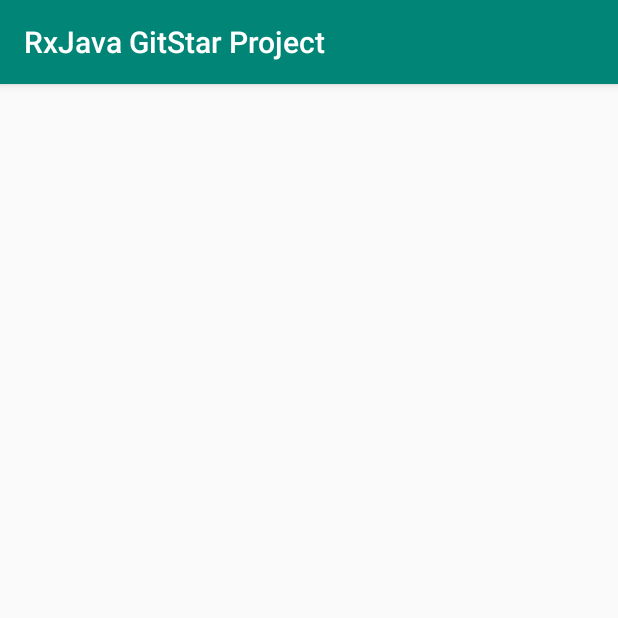
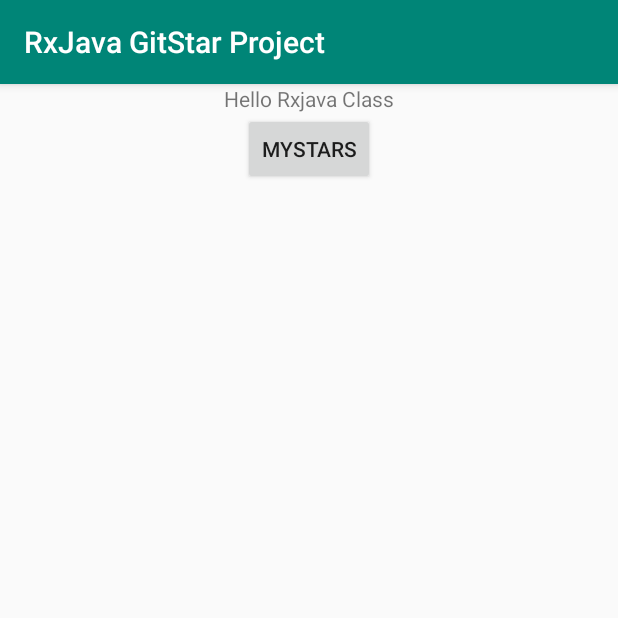
Before and after one commit to cthoughtz/GitStarProject, an Android app: the screen it shows after launch (MainActivity), on a phone screen of 412 x 824 dp, the top half of it. Run offline under Robolectric (Android 15) with nearby library versions, the phone set to English and light mode, and no system bars.

```diff
--- a/app/src/main/AndroidManifest.xml
+++ b/app/src/main/AndroidManifest.xml
@@ -9,7 +9,8 @@
         android:roundIcon="@mipmap/ic_launcher_round"
         android:supportsRtl="true"
         android:theme="@style/AppTheme">
-        <activity android:name=".MainActivity">
+        <activity android:name=".view.MyStarsRepos"></activity>
+        <activity android:name=".view.MainActivity">
             <intent-filter>
                 <action android:name="android.intent.action.MAIN" />
 
--- /dev/null
+++ b/app/src/main/java/com/example/rxjavagitstarproject/model/Repo.kt
@@ -0,0 +1,3 @@
+package com.example.rxjavagitstarproject.model
+
+data class Repo(val name: String, val description: String, val language: String)
--- /dev/null
+++ b/app/src/main/java/com/example/rxjavagitstarproject/view/MainActivity.kt
@@ -0,0 +1,25 @@
+package com.example.rxjavagitstarproject.view
+
+import android.content.Intent
+import androidx.appcompat.app.AppCompatActivity
+import android.os.Bundle
+import com.example.rxjavagitstarproject.R
+import kotlinx.android.synthetic.main.activity_main.*
+
+class MainActivity : AppCompatActivity() {
+
+
+
+    override fun onCreate(savedInstanceState: Bundle?) {
+        super.onCreate(savedInstanceState)
+        setContentView(R.layout.activity_main)
+
+
+        myGithubStarsRepos.setOnClickListener {
+            //startActivity(Intent(applicationContext, MyStarsRepos::class.java))
+
+            val intent = Intent(this,MyStarsRepos::class.java)
+            startActivity(intent)
+        }
+    }
+}
--- a/app/src/main/res/layout/activity_main.xml
+++ b/app/src/main/res/layout/activity_main.xml
@@ -4,13 +4,22 @@
     xmlns:tools="http://schemas.android.com/tools"
     android:layout_width="match_parent"
     android:layout_height="match_parent"
-    tools:context=".MainActivity">
+    android:orientation="vertical"
+    tools:context=".view.MainActivity">
 
 
-    <androidx.recyclerview.widget.RecyclerView
-        android:id="@+id/myStarsList"
-        android:layout_width="match_parent"
-        android:layout_height="match_parent"/>
+    <TextView
+        android:id="@+id/textView"
+        android:layout_width="wrap_content"
+        android:layout_height="wrap_content"
+        android:text="Hello Rxjava Class"
+        android:layout_gravity="center"/>
 
+    <Button
+        android:id="@+id/myGithubStarsRepos"
+        android:layout_width="wrap_content"
+        android:layout_height="wrap_content"
+        android:text="MyStars"
+        android:layout_gravity="center_horizontal"/>
 
 </LinearLayout>
```
Also changed, not shown: app/src/main/java/com/example/rxjavagitstarproject/MainActivity.kt (deleted, +0 -12 lines), app/src/main/java/com/example/rxjavagitstarproject/adapter/GibHubRepoAdapter.kt (added, +43 -0 lines), app/src/main/java/com/example/rxjavagitstarproject/view/MyStarsRepos.kt (added, +111 -0 lines), app/src/main/res/layout/activity_my_stars_repos.xml (added, +14 -0 lines).
